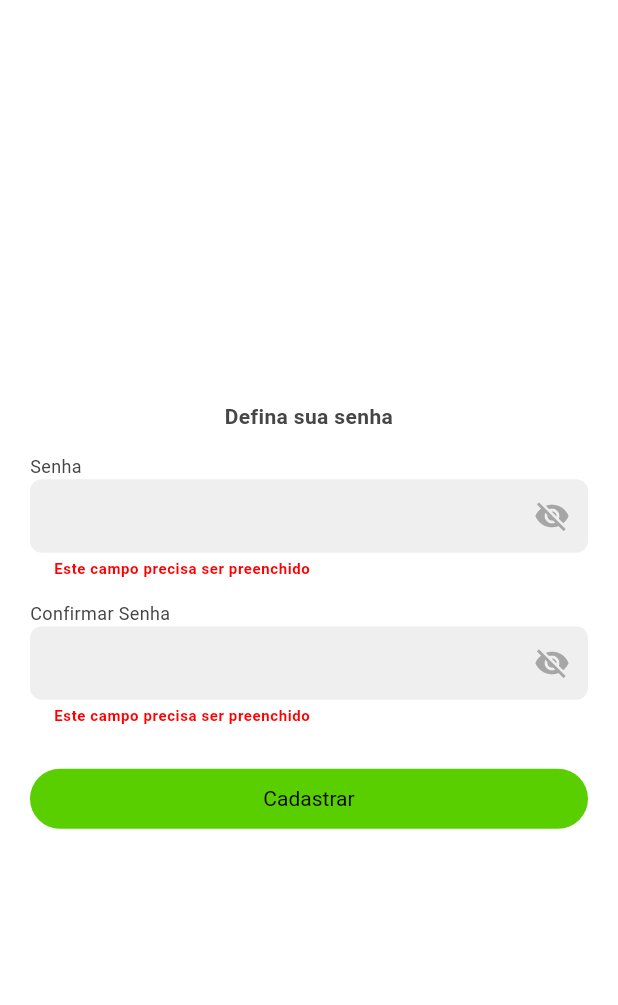
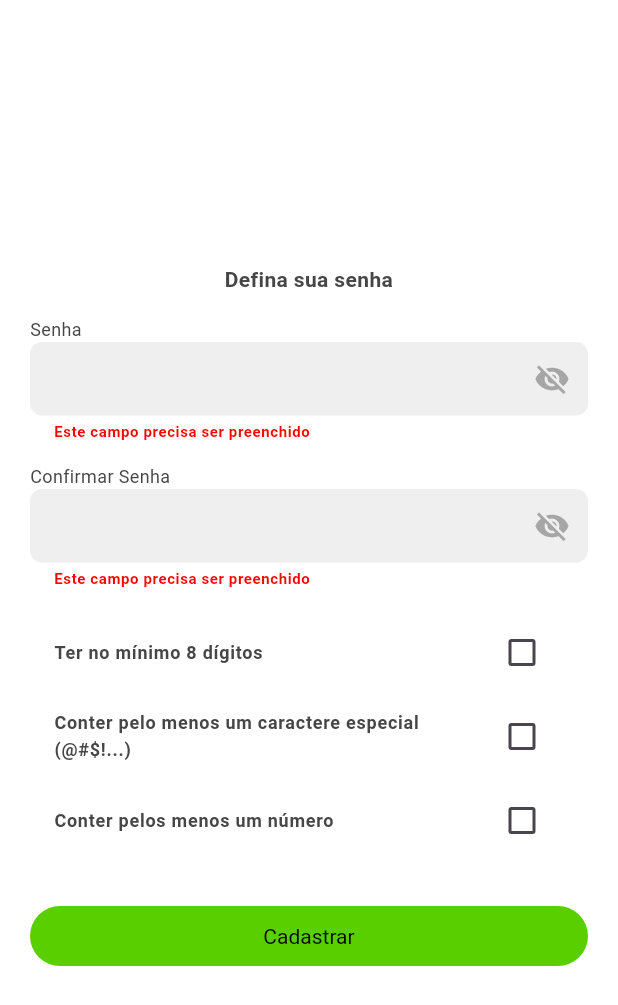
Before and after one commit to economize-mais/app_economize_mais, a Flutter app: the CadastroSenhaScreen screen opened directly with empty values, after a tap on "Cadastrar", on a phone screen of 412 x 824 dp. Shown: the top 1005 px of the screen. Run offline on Flutter 3.47's test engine with Material 3 defaults, Android fonts, the phone set to English and light mode, and no system bars; our stand-ins replace carousel_slider, dio, flutter_svg, geocoding, location, mask_text_input_formatter and 1 more.

Commit message:
fix: regras na definição de senha.

```diff
--- a/lib/screens/announcement/widgets/product_container_widget.dart
+++ b/lib/screens/announcement/widgets/product_container_widget.dart
@@ -1,3 +1,4 @@
+import 'package:app_economize_mais/utils/widgets/checkbox_list_tile_item_widget.dart';
 import 'package:flutter/material.dart';
 import 'package:app_economize_mais/screens/announcement/widgets/image_picker_widget.dart';
 import 'package:app_economize_mais/utils/app_scheme.dart';
@@ -68,16 +69,9 @@ class _ProductContainerWidgetState extends State<ProductContainerWidget> {
             ],
           ),
           const SizedBox(height: 5),
-          CheckboxListTile(
-            value: naoTemValidade,
-            title: Text(
-              'Este produto não tem validade.',
-              style: TextStyle(
-                color: AppScheme.gray[4],
-                fontSize: 12,
-                fontWeight: FontWeight.bold,
-              ),
-            ),
+          CheckboxListTileItemWidget(
+            valor: naoTemValidade,
+            titulo: 'Este produto não tem validade.',
             onChanged: (value) =>
                 setState(() => naoTemValidade = value ?? false),
           ),
--- a/lib/screens/cadastro/cadastro_senha_screen.dart
+++ b/lib/screens/cadastro/cadastro_senha_screen.dart
@@ -1,4 +1,5 @@
 import 'package:app_economize_mais/providers/usuario_provider.dart';
+import 'package:app_economize_mais/screens/cadastro/widgets/condicoes_senhas_widget.dart';
 import 'package:app_economize_mais/utils/app_scheme.dart';
 import 'package:app_economize_mais/utils/widgets/custom_circular_progress_indicator.dart';
 import 'package:app_economize_mais/utils/widgets/labeled_outline_text_field_widget.dart';
@@ -22,6 +23,8 @@ class _CadastroSenhaScreenState extends State<CadastroSenhaScreen> {
   late GlobalKey<FormState> formKey;
   late TextEditingController senhaController;
   late TextEditingController confirmaSenhaController;
+
+  bool cumpreCondicoesSenha = false;
 
   @override
   void initState() {
@@ -65,8 +68,17 @@ class _CadastroSenhaScreenState extends State<CadastroSenhaScreen> {
                     label: 'Confirmar Senha',
                     isPassword: true,
                     paddingTop: 15,
-                    paddingBottom: 25,
+                    paddingBottom: 15,
                   ),
+                  ListenableBuilder(
+                    listenable: senhaController,
+                    builder: (context, child) => CondicoesSenhasWidget(
+                      controller: senhaController,
+                      cumpreCondicoes: (valor) =>
+                          setState(() => cumpreCondicoesSenha = valor),
+                    ),
+                  ),
+                  const SizedBox(height: 25),
                   Consumer<UsuarioProvider>(
                     builder: (context, usuarioProvider, child) => Visibility(
                       visible: !usuarioProvider.isLoading,
@@ -89,6 +101,17 @@ class _CadastroSenhaScreenState extends State<CadastroSenhaScreen> {
 
   Future cadastrar(UsuarioProvider usuarioProvider) async {
     if (!formKey.currentState!.validate()) return;
+
+    if (!cumpreCondicoesSenha) {
+      showDialog(
+        context: context,
+        builder: (context) => const PopupErrorWidget(
+          title: 'Atenção',
+          content: 'A senha precisa cumprir com as condições.',
+        ),
+      );
+      return;
+    }
 
     final userJson = {
       ...widget.userJson,
--- /dev/null
+++ b/lib/screens/cadastro/widgets/condicoes_senhas_widget.dart
@@ -0,0 +1,65 @@
+import 'package:app_economize_mais/utils/widgets/checkbox_list_tile_item_widget.dart';
+import 'package:flutter/material.dart';
+
+class CondicoesSenhasWidget extends StatefulWidget {
+  final TextEditingController controller;
+  final void Function(bool)? cumpreCondicoes;
+
+  const CondicoesSenhasWidget({
+    super.key,
+    required this.controller,
+    this.cumpreCondicoes,
+  });
+
+  @override
+  State<CondicoesSenhasWidget> createState() => _CondicoesSenhasWidgetState();
+}
+
+class _CondicoesSenhasWidgetState extends State<CondicoesSenhasWidget> {
+  bool tamanhoSenha = false;
+  bool temCaracterEspecial = false;
+  bool temNumero = false;
+
+  void verifyPassword() {
+    final text = widget.controller.text;
+
+    setState(() {
+      tamanhoSenha = text.length >= 8 && text.length <= 25;
+      temCaracterEspecial = text.contains(RegExp(r'[!@#$%^&*(),.?":{}|<>]'));
+      temNumero = text.contains(RegExp(r'[0-9]'));
+    });
+
+    WidgetsBinding.instance.addPostFrameCallback((_) {
+      widget.cumpreCondicoes
+          ?.call(tamanhoSenha && temCaracterEspecial && temNumero);
+    });
+  }
+
+  @override
+  void didUpdateWidget(covariant CondicoesSenhasWidget oldWidget) {
+    verifyPassword();
+    super.didUpdateWidget(oldWidget);
+  }
+
+  @override
+  Widget build(BuildContext context) {
+    return Column(
+      mainAxisSize: MainAxisSize.min,
+      crossAxisAlignment: CrossAxisAlignment.stretch,
+      children: [
+        CheckboxListTileItemWidget(
+          valor: tamanhoSenha,
+          titulo: 'Ter no mínimo 8 dígitos',
+        ),
+        CheckboxListTileItemWidget(
+          valor: temCaracterEspecial,
+          titulo: 'Conter pelo menos um caractere especial (@#\$!...)',
+        ),
+        CheckboxListTileItemWidget(
+          valor: temNumero,
+          titulo: 'Conter pelos menos um número',
+        ),
+      ],
+    );
+  }
+}
--- /dev/null
+++ b/lib/utils/widgets/checkbox_list_tile_item_widget.dart
@@ -0,0 +1,32 @@
+import 'package:app_economize_mais/utils/app_scheme.dart';
+import 'package:flutter/material.dart';
+
+class CheckboxListTileItemWidget extends StatelessWidget {
+  final bool valor;
+  final String titulo;
+  final void Function(bool?)? onChanged;
+
+  const CheckboxListTileItemWidget({
+    super.key,
+    required this.valor,
+    required this.titulo,
+    this.onChanged,
+  });
+
+  @override
+  Widget build(BuildContext context) {
+    return CheckboxListTile(
+      onChanged: onChanged ?? (_) {},
+      value: valor,
+      title: Text(
+        titulo,
+        style: TextStyle(
+          color: AppScheme.gray[4],
+          fontSize: 12,
+          fontWeight: FontWeight.bold,
+        ),
+      ),
+      activeColor: AppScheme.brightGreen,
+    );
+  }
+}
```
